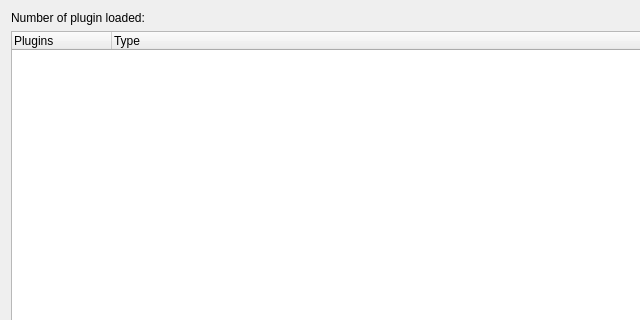
This is src/meshlab/dialogs/plugin_info_dialog.ui in cnr-isti-vclab/meshlab as Qt 5 draws it before an edit; both pictures show x 0 to 640 and y 0 to 320 of the 773 by 476 pixel window. The edited form follows.
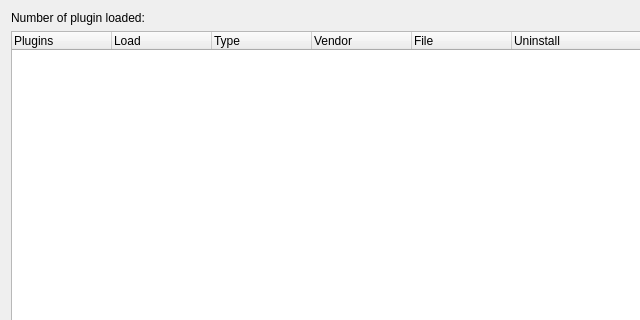
This is the edited form.

Commit message: code cleanup and new plugin features

What changed in the file:
```diff
--- a/src/meshlab/dialogs/plugin_info_dialog.ui
+++ b/src/meshlab/dialogs/plugin_info_dialog.ui
@@ -44,11 +44,31 @@
        <string>Plugins</string>
       </property>
      </column>
+     <column>
+      <property name="text">
+       <string>Load</string>
+      </property>
+     </column>
      <column>
       <property name="text">
        <string>Type</string>
       </property>
      </column>
+     <column>
+      <property name="text">
+       <string>Vendor</string>
+      </property>
+     </column>
+     <column>
+      <property name="text">
+       <string>File</string>
+      </property>
+     </column>
+     <column>
+      <property name="text">
+       <string>Uninstall</string>
+      </property>
+     </column>
     </widget>
    </item>
    <item row="2" column="0">
```
The commit also changes 12 other files.
